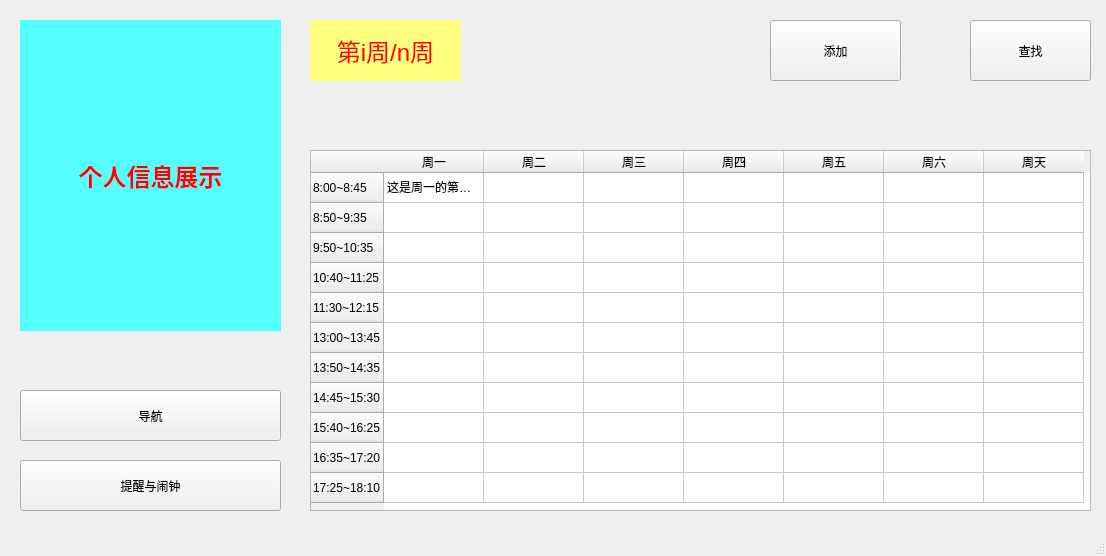
Before: the Qt Designer form src/DataStructure_course_design.ui in tangdouer1005/DataStructure_course_design, drawn with Qt 5.
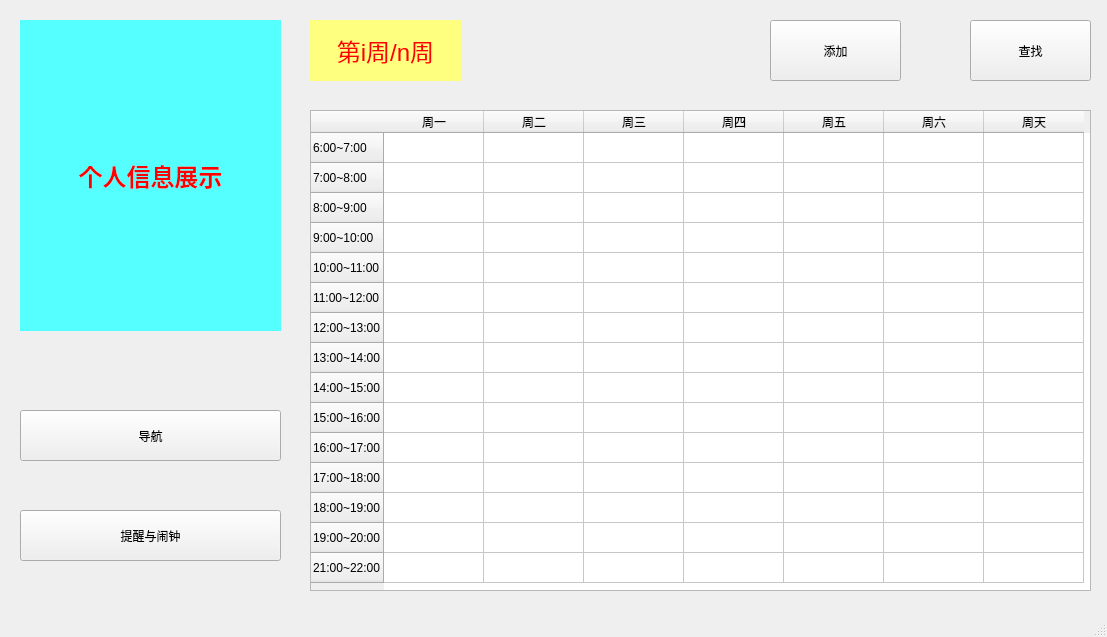
After: the same form once the commit is applied.

Commit message: 创建默认课表文件default_course.txt; 创建课程信息文件course.txt; 设计课程信息文件结构体course.txt; 实现将course.txt中课程信息储存到哈希表std::map<QString, course_information *> courses中; 读取默认课表default_course.txt中课程,更新ui中课表

Patch:
```diff
--- a/src/DataStructure_course_design.ui
+++ b/src/DataStructure_course_design.ui
@@ -6,8 +6,8 @@
    <rect>
     <x>0</x>
     <y>0</y>
-    <width>1106</width>
-    <height>556</height>
+    <width>1107</width>
+    <height>637</height>
    </rect>
   </property>
   <property name="windowTitle">
@@ -34,7 +34,7 @@
     <property name="geometry">
      <rect>
       <x>20</x>
-      <y>390</y>
+      <y>410</y>
       <width>261</width>
       <height>51</height>
      </rect>
@@ -47,7 +47,7 @@
     <property name="geometry">
      <rect>
       <x>20</x>
-      <y>460</y>
+      <y>510</y>
       <width>261</width>
       <height>51</height>
      </rect>
@@ -60,9 +60,9 @@
     <property name="geometry">
      <rect>
       <x>310</x>
-      <y>150</y>
+      <y>110</y>
       <width>781</width>
-      <height>361</height>
+      <height>481</height>
      </rect>
     </property>
     <property name="lineWidth">
@@ -73,57 +73,77 @@
     </attribute>
     <row>
      <property name="text">
-      <string>8:00~8:45</string>
+      <string>6:00~7:00</string>
      </property>
     </row>
     <row>
      <property name="text">
-      <string>8:50~9:35</string>
+      <string>7:00~8:00</string>
      </property>
     </row>
     <row>
      <property name="text">
-      <string>9:50~10:35</string>
+      <string>8:00~9:00</string>
      </property>
     </row>
     <row>
      <property name="text">
-      <string>10:40~11:25</string>
+      <string>9:00~10:00</string>
      </property>
     </row>
     <row>
      <property name="text">
-      <string>11:30~12:15</string>
+      <string>10:00~11:00</string>
      </property>
     </row>
     <row>
      <property name="text">
-      <string>13:00~13:45</string>
+      <string>11:00~12:00</string>
      </property>
     </row>
     <row>
      <property name="text">
-      <string>13:50~14:35</string>
+      <string>12:00~13:00</string>
      </property>
     </row>
     <row>
      <property name="text">
-      <string>14:45~15:30</string>
+      <string>13:00~14:00</string>
      </property>
     </row>
     <row>
      <property name="text">
-      <string>15:40~16:25</string>
+      <string>14:00~15:00</string>
      </property>
     </row>
     <row>
      <property name="text">
-      <string>16:35~17:20</string>
+      <string>15:00~16:00</string>
      </property>
     </row>
     <row>
      <property name="text">
-      <string>17:25~18:10</string>
+      <string>16:00~17:00</string>
+     </property>
+    </row>
+    <row>
+     <property name="text">
+      <string>17:00~18:00</string>
+     </property>
+    </row>
+    <row>
+     <property name="text">
+      <string>18:00~19:00</string>
+     </property>
+    </row>
+    <row>
+     <property name="text">
+      <string>19:00~20:00</string>
+     </property>
+    </row>
+    <row>
+     <property name="text">
+      <string>21:00~22:00</string>
      </property>
     </row>
     <column>
@@ -163,7 +183,7 @@
     </column>
     <item row="0" column="0">
      <property name="text">
-      <string>这是周一的第一节课</string>
+      <string/>
      </property>
     </item>
    </widget>
```
Left out of the diff: 8 changed lines with no effect on the pictures. The commit also changes 15 other files.
